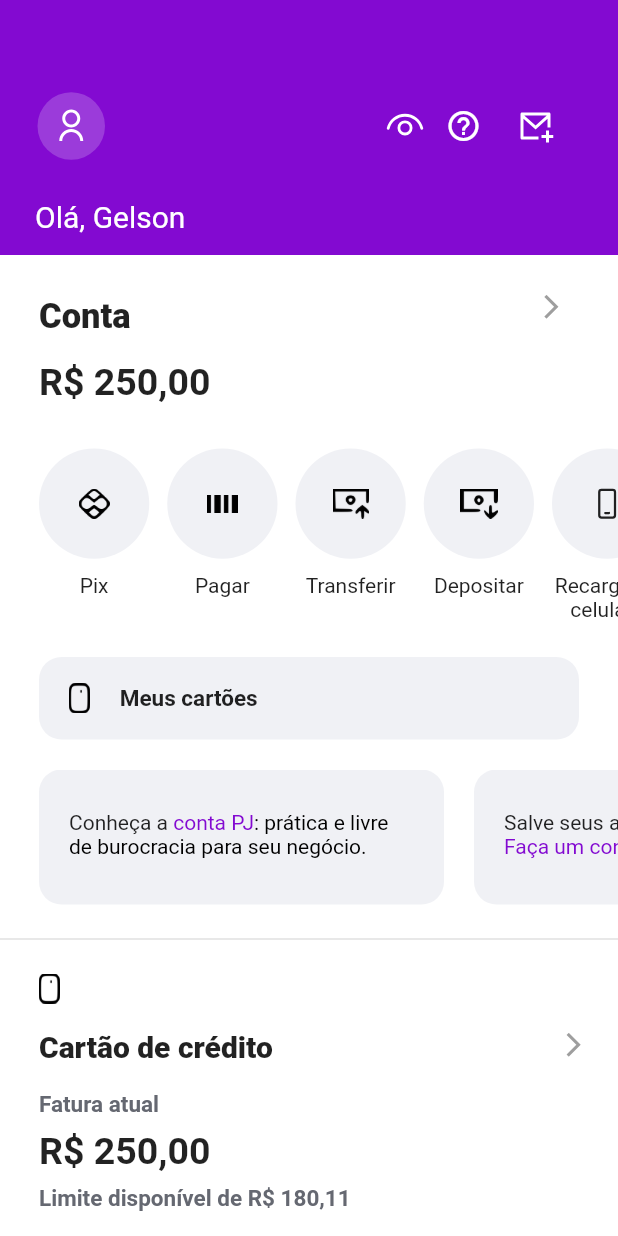
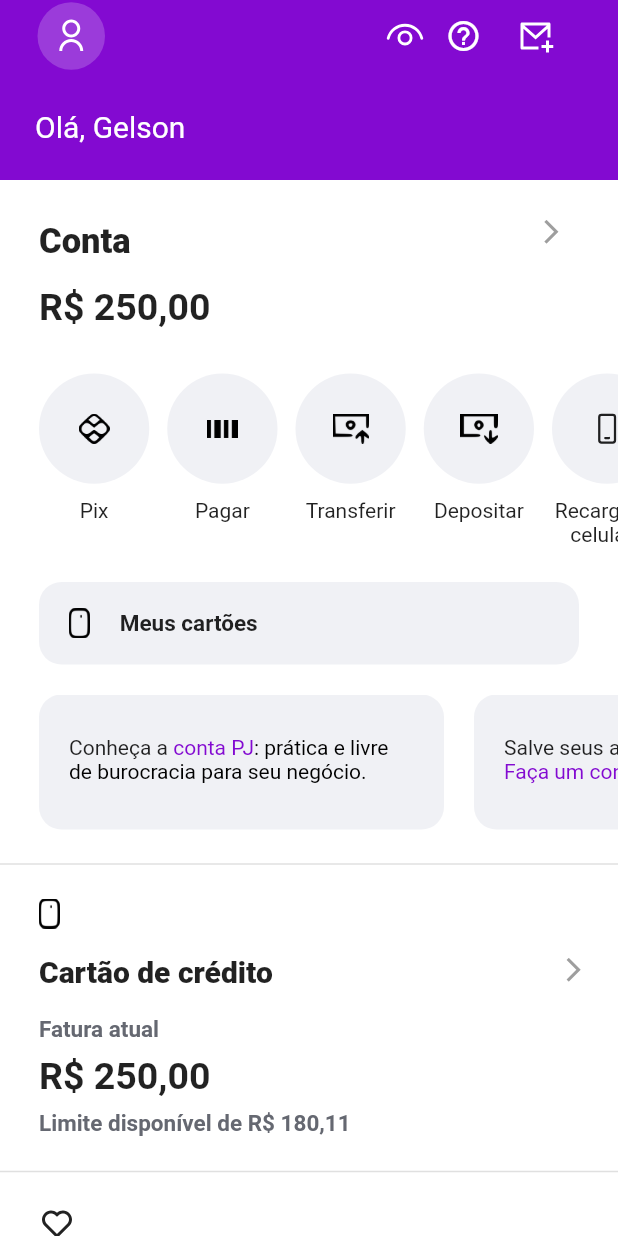
Before and after one commit to GelsonCaxopa/Nubank-Clone, a Flutter app: the screen it shows after launch, on a phone screen of 412 x 824 dp. Run offline on Flutter 3.47's test engine with Material 2 defaults, Android fonts, the phone set to English and light mode, and no system bars; our stand-ins replace fluentui_system_icons, flutter_remix.

Commit message:
Correcao App Bar

```diff
--- a/lib/Modules/Home/home_page.dart
+++ b/lib/Modules/Home/home_page.dart
@@ -16,10 +16,6 @@ class HomePage extends StatefulWidget {
 }
 
 class _HomePageState extends State<HomePage> {
-  Future<void> _refresh() {
-    return Future.delayed(Duration(seconds: 0));
-  }
-
   final controller = StatusController();
 
   final IconData eyeOpen = FluentIcons.eye_show_24_regular;
@@ -46,26 +42,25 @@ class _HomePageState extends State<HomePage> {
   @override
   Widget build(BuildContext context) {
     SystemChrome.setSystemUIOverlayStyle(SystemUiOverlayStyle(
-        systemNavigationBarColor: Colors.white,
       statusBarColor: Color(0xFF830AD1),
-        systemNavigationBarIconBrightness: Brightness.dark));
+      systemNavigationBarColor: Colors.white, // navigation bar color
+      // status bar icons' color
+      systemNavigationBarIconBrightness: Brightness.dark,
+    ));
 
     final size = MediaQuery.of(context).size;
     return Scaffold(
       backgroundColor: Colors.white,
-      body: RefreshIndicator(
-        onRefresh: _refresh,
-        child: ListView(
+      body: ListView(
         children: [
           Column(
             children: [
               //APP BAR
               Container(
-                    height: 170,
+                  height: 120,
                   color: Color(0xFF830AD1),
                   child: Column(
                     children: [
-                        SizedBox(height: 60),
                       Row(
                         children: <Widget>[
                           Padding(
@@ -144,8 +139,8 @@ class _HomePageState extends State<HomePage> {
                   children: [
                     Text(
                       "Conta",
-                        style: TextStyle(
-                            fontSize: 23, fontWeight: FontWeight.w800),
+                      style:
+                          TextStyle(fontSize: 23, fontWeight: FontWeight.w800),
                     ),
                     Padding(
                       padding: const EdgeInsets.only(left: 250),
@@ -250,8 +245,7 @@ class _HomePageState extends State<HomePage> {
                                     width: 37,
                                     decoration: BoxDecoration(
                                         color: Color(0xFF820cce),
-                                          borderRadius:
-                                              BorderRadius.circular(4)),
+                                        borderRadius: BorderRadius.circular(4)),
                                     child: Center(
                                       child: Text("Dica",
                                           style: TextStyle(
@@ -336,8 +330,8 @@ class _HomePageState extends State<HomePage> {
                                         TextSpan(
                                             text:
                                                 ": prática e livre de burocracia para seu negócio.",
-                                              style: TextStyle(
-                                                  color: Colors.black))
+                                            style:
+                                                TextStyle(color: Colors.black))
                                       ],
                                     )
                                   ],
@@ -775,7 +769,6 @@ class _HomePageState extends State<HomePage> {
           ),
         ],
       ),
-      ),
     );
   }
 }
```
Lines whose indentation alone changed are shown as unchanged.
